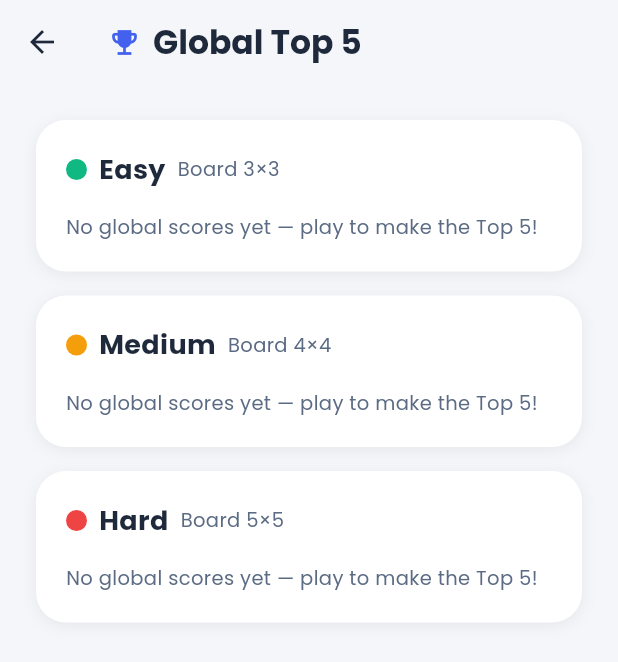
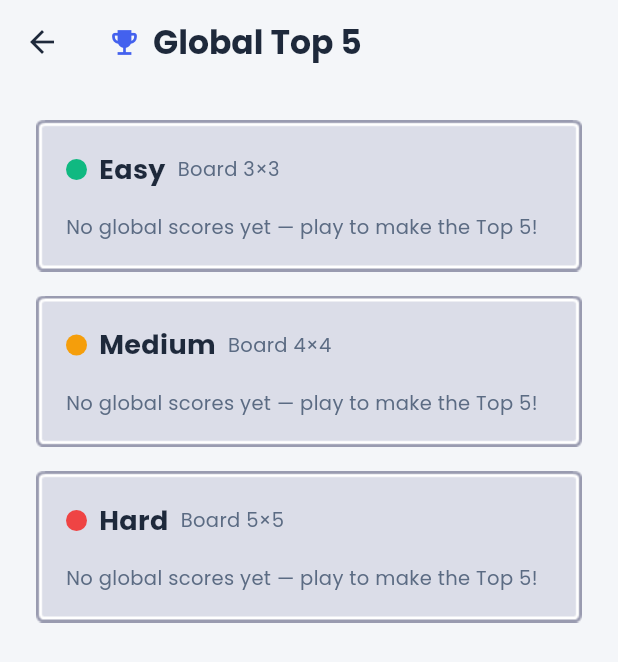
Before and after one commit to Matute0512/sliding-puzzle, a Flutter app: the RecordsScreen screen opened directly, on a phone screen of 412 x 824 dp. Shown: the top 662 px of the screen. Run offline on Flutter 3.47's test engine with Material 3 defaults, Android fonts, the phone set to English and light mode, and no system bars; our stand-ins replace cached_network_image, cloud_firestore, confetti, firebase_auth, firebase_core, firebase_storage and 1 more; missing offline and left inert: flutter_soloud; accounts and stored records are empty; generated files the repository leaves out were written again; network calls fail.

Commit message:
feat(ui): complete Kenney UI migration across remaining screens and puzzle tiles
Migra settings_screen, records_screen, challenge_levels_screen,
daily_results_dialog y puzzle_tile al sistema visual de Kenney
(KenneySurface / KenneyButton / KenneyDialog / KenneyIcon).

Contraste: todo texto que apoya sobre un sprite usa KenneyInk en vez de
AppColors. Los sprites del pack son claros en los dos temas, así que en tema
oscuro AppColors.textPrimary (casi blanco) quedaría ilegible sobre el panel.
Los AppBar y el bloque de error de records_screen siguen con colores del tema:
esos van sobre el fondo de pantalla, no sobre un panel.

puzzle_tile conserva AnimatedContainer (los tests dependen de él) y a propósito
no lleva borderRadius en la decoración: con centerSlice las esquinas del sprite
se dibujan siempre a 8px lógicos y no escalan con la celda, así que recortarlas
además con _radioFicha les comería el borde. _radioFicha sigue rigiendo el
anillo de "movible" y el recorte de ImageTile.

La celda de nivel bloqueado se atenúa con Opacity en vez de cambiarle el color
de fondo: el sprite no se recolorea por tema y así no hace falta un segundo
sprite solo para ese estado.

Las estrellas de nivel pasan a KenneyIcon con los sprites amarillo (ganada) y
gris (pendiente). Ojo: star_outline.png es byte-idéntico en las 6 variantes de
color del pack — el contorno de Kenney es gris neutro en todas — así que ese
archivo no cambia.

Co-Authored-By: Claude Code <noreply@anthropic.com>

```diff
--- a/lib/screens/records_screen.dart
+++ b/lib/screens/records_screen.dart
@@ -3,6 +3,7 @@ import 'package:flutter/material.dart';
 import '../l10n/app_localizations.dart';
 import '../services/firebase_service.dart';
 import '../theme/app_theme.dart';
+import '../theme/kenney_ui.dart';
 
 /// Pantalla del Top 5 Global por tamaño de tablero (3x3, 4x4 y 5x5).
 ///
@@ -145,19 +146,22 @@ class _RecordsScreenState extends State<RecordsScreen> {
                   ),
                 ),
                 const SizedBox(height: 16),
-                ElevatedButton.icon(
+                KenneyButton(
+                  tint: AppTheme.seedColor,
                   onPressed: _cargarTops,
-                  style: ElevatedButton.styleFrom(
-                    backgroundColor: AppTheme.seedColor,
-                    foregroundColor: Colors.white,
-                    shape: RoundedRectangleBorder(
-                      borderRadius: BorderRadius.circular(12),
-                    ),
-                  ),
-                  icon: const Icon(Icons.refresh),
-                  label: Text(
-                    l10n.retry,
-                    style: const TextStyle(fontWeight: FontWeight.bold),
+                  child: Row(
+                    mainAxisSize: MainAxisSize.min,
+                    children: [
+                      const Icon(Icons.refresh, color: Colors.white),
+                      const SizedBox(width: 8),
+                      Text(
+                        l10n.retry,
+                        style: const TextStyle(
+                          fontWeight: FontWeight.bold,
+                          color: Colors.white,
+                        ),
+                      ),
+                    ],
                   ),
                 ),
               ],
@@ -209,21 +213,11 @@ class _SeccionTop extends StatelessWidget {
 
   @override
   Widget build(BuildContext context) {
-    final colors = Theme.of(context).extension<AppColors>()!;
-
-    return Container(
+    // La superficie es un panel 9-slice de Kenney, claro en los dos temas: por
+    // eso los textos de adentro usan KenneyInk y no AppColors.
+    return KenneySurface(
+      slice: KenneySlices.flatPanel,
       padding: const EdgeInsets.all(20),
-      decoration: BoxDecoration(
-        color: colors.cardBackground,
-        borderRadius: BorderRadius.circular(20),
-        boxShadow: [
-          BoxShadow(
-            color: Colors.black.withValues(alpha: 0.06),
-            blurRadius: 8,
-            offset: const Offset(0, 2),
-          ),
-        ],
-      ),
       child: Column(
         crossAxisAlignment: CrossAxisAlignment.start,
         children: [
@@ -238,18 +232,18 @@ class _SeccionTop extends StatelessWidget {
               const SizedBox(width: 8),
               Text(
                 label,
-                style: TextStyle(
+                style: const TextStyle(
                   fontSize: 18,
                   fontWeight: FontWeight.bold,
-                  color: colors.textPrimary,
+                  color: KenneyInk.primary,
                 ),
               ),
               const SizedBox(width: 8),
               Text(
                 descripcion,
-                style: TextStyle(
+                style: const TextStyle(
                   fontSize: 13,
-                  color: colors.textSecondary,
+                  color: KenneyInk.secondary,
                 ),
               ),
             ],
@@ -259,8 +253,8 @@ class _SeccionTop extends StatelessWidget {
           if (top.isEmpty)
             Text(
               l10n.top5Empty,
-              style: TextStyle(
-                color: colors.textSecondary,
+              style: const TextStyle(
+                color: KenneyInk.secondary,
                 fontSize: 13,
               ),
             )
@@ -272,24 +266,24 @@ class _SeccionTop extends StatelessWidget {
                   padding: const EdgeInsets.only(bottom: 8),
                   child: Row(
                     children: [
-                      SizedBox(
+                      const SizedBox(
                         width: 28,
                         child: Text(
                           '#',
                           style: TextStyle(
                             fontSize: 12,
                             fontWeight: FontWeight.w600,
-                            color: colors.textSecondary,
+                            color: KenneyInk.secondary,
                           ),
                         ),
                       ),
                       Expanded(
                         child: Text(
                           l10n.aliasColumn,
-                          style: TextStyle(
+                          style: const TextStyle(
                             fontSize: 12,
                             fontWeight: FontWeight.w600,
-                            color: colors.textSecondary,
+                            color: KenneyInk.secondary,
                           ),
                         ),
                       ),
@@ -297,18 +291,18 @@ class _SeccionTop extends StatelessWidget {
                         child: Row(
                           mainAxisAlignment: MainAxisAlignment.end,
                           children: [
-                            Icon(
+                            const Icon(
                               Icons.sports_esports,
                               size: 14,
-                              color: colors.textSecondary,
+                              color: KenneyInk.secondary,
                             ),
                             const SizedBox(width: 4),
                             Text(
                               l10n.movesColumn,
-                              style: TextStyle(
+                              style: const TextStyle(
                                 fontSize: 12,
                                 fontWeight: FontWeight.w600,
-                                color: colors.textSecondary,
+                                color: KenneyInk.secondary,
                               ),
                             ),
                           ],
@@ -318,18 +312,18 @@ class _SeccionTop extends StatelessWidget {
                         child: Row(
                           mainAxisAlignment: MainAxisAlignment.end,
                           children: [
-                            Icon(
+                            const Icon(
                               Icons.timer,
                               size: 14,
-                              color: colors.textSecondary,
+                              color: KenneyInk.secondary,
                             ),
                             const SizedBox(width: 4),
                             Text(
                               l10n.timeColumn,
-                              style: TextStyle(
+                              style: const TextStyle(
                                 fontSize: 12,
                                 fontWeight: FontWeight.w600,
-                                color: colors.textSecondary,
+                                color: KenneyInk.secondary,
                               ),
                             ),
                           ],
@@ -357,7 +351,7 @@ class _SeccionTop extends StatelessWidget {
                               fontWeight: FontWeight.bold,
                               color: esPrimero
                                   ? const Color(0xFFF59E0B)
-                                  : colors.textSecondary,
+                                  : KenneyInk.secondary,
                             ),
                           ),
                         ),
@@ -371,7 +365,7 @@ class _SeccionTop extends StatelessWidget {
                               fontWeight: esPrimero
                                   ? FontWeight.bold
                                   : FontWeight.normal,
-                              color: colors.textPrimary,
+                              color: KenneyInk.primary,
                             ),
                           ),
                         ),
@@ -384,7 +378,7 @@ class _SeccionTop extends StatelessWidget {
                               fontWeight: esPrimero
                                   ? FontWeight.bold
                                   : FontWeight.normal,
-                              color: colors.textPrimary,
+                              color: KenneyInk.primary,
                             ),
                           ),
                         ),
@@ -397,7 +391,7 @@ class _SeccionTop extends StatelessWidget {
                               fontWeight: esPrimero
                                   ? FontWeight.bold
                                   : FontWeight.normal,
-                              color: colors.textPrimary,
+                              color: KenneyInk.primary,
                             ),
                           ),
                         ),
--- a/lib/theme/kenney_ui.dart
+++ b/lib/theme/kenney_ui.dart
@@ -151,6 +151,10 @@ abstract final class KenneyInk {
 
   /// Texto secundario. 4.9:1 sobre el gris del sprite (AA).
   static const Color secondary = Color(0xFF5B6B83);
+
+  /// Líneas y divisores sobre el panel. En vez de `AppColors.emptyTile`, que en
+  /// tema oscuro es casi del color del panel y desaparecería.
+  static const Color line = Color(0xFFCBD5E1);
 }
 
 /// Superficie 9-slice: pinta [slice] de fondo y encima coloca [child].
```
Also changed, not shown: lib/screens/challenge_levels_screen.dart (+43 -54 lines), lib/screens/settings_screen.dart (+25 -37 lines), lib/widgets/daily_results_dialog.dart (+69 -70 lines), lib/widgets/puzzle_tile.dart (+14 -3 lines), assets/ui/kenney/star.png.
